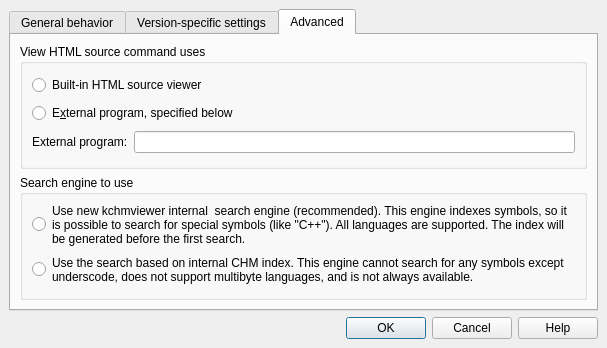
Qt form src/dialog_setup.ui (gyunaev/kchmviewer) before a commit.
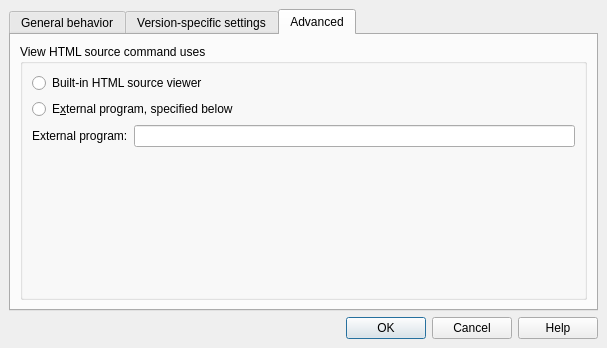
The same form after that commit. The open tabs and pages were chosen to show the change.

Commit message: Switching to use a new search library

The edit to the form file:
```diff
--- a/src/dialog_setup.ui
+++ b/src/dialog_setup.ui
@@ -10,9 +10,7 @@
    </rect>
   </property>
   <property name="sizePolicy" >
-   <sizepolicy>
-    <hsizetype>1</hsizetype>
-    <vsizetype>1</vsizetype>
+   <sizepolicy vsizetype="Minimum" hsizetype="Minimum" >
     <horstretch>0</horstretch>
     <verstretch>0</verstretch>
    </sizepolicy>
@@ -510,102 +508,18 @@
             </item>
            </layout>
           </item>
-         </layout>
-        </widget>
-       </item>
-       <item>
-        <widget class="QGroupBox" name="groupBox6" >
-         <property name="title" >
-          <string>Search engine to use</string>
-         </property>
-         <layout class="QVBoxLayout" >
-          <property name="margin" >
-           <number>9</number>
-          </property>
-          <property name="spacing" >
-           <number>6</number>
-          </property>
           <item>
-           <layout class="QHBoxLayout" >
-            <property name="margin" >
-             <number>0</number>
+           <spacer>
+            <property name="orientation" >
+             <enum>Qt::Vertical</enum>
             </property>
-            <property name="spacing" >
-             <number>6</number>
+            <property name="sizeHint" >
+             <size>
+              <width>20</width>
+              <height>40</height>
+             </size>
             </property>
-            <item>
-             <widget class="QRadioButton" name="m_useSearchEngineNew" >
-              <property name="text" >
-               <string/>
-              </property>
-             </widget>
-            </item>
-            <item>
-             <widget class="QLabel" name="m_labelUseSearchEngineNew" >
-              <property name="sizePolicy" >
-               <sizepolicy>
-                <hsizetype>5</hsizetype>
-                <vsizetype>5</vsizetype>
-                <horstretch>10</horstretch>
-                <verstretch>0</verstretch>
-               </sizepolicy>
-              </property>
-              <property name="text" >
-               <string>Use new kchmviewer internal  search engine (recommended). This engine indexes symbols, so it is possible to search for special symbols (like "C++"). All languages are supported. The index will be generated before the first search.</string>
-              </property>
-              <property name="alignment" >
-               <set>Qt::AlignVCenter</set>
-              </property>
-              <property name="wordWrap" >
-               <bool>true</bool>
-              </property>
-              <property name="buddy" >
-               <cstring>m_useSearchEngineNew</cstring>
-              </property>
-             </widget>
-            </item>
-           </layout>
-          </item>
-          <item>
-           <layout class="QHBoxLayout" >
-            <property name="margin" >
-             <number>0</number>
-            </property>
-            <property name="spacing" >
-             <number>6</number>
-            </property>
-            <item>
-             <widget class="QRadioButton" name="m_useSearchEngineInternal" >
-              <property name="text" >
-               <string/>
-              </property>
-             </widget>
-            </item>
-            <item>
-             <widget class="QLabel" name="m_labelUseSearchEngineInternal" >
-              <property name="sizePolicy" >
-               <sizepolicy>
-                <hsizetype>5</hsizetype>
-                <vsizetype>5</vsizetype>
-                <horstretch>10</horstretch>
-                <verstretch>0</verstretch>
-               </sizepolicy>
-              </property>
-              <property name="text" >
-               <string>Use the search based on internal CHM index. This engine cannot search for any symbols except underscode, does not support multibyte languages, and is not always available.</string>
-              </property>
-              <property name="alignment" >
-               <set>Qt::AlignVCenter</set>
-              </property>
-              <property name="wordWrap" >
-               <bool>true</bool>
-              </property>
-              <property name="buddy" >
-               <cstring>m_useSearchEngineInternal</cstring>
-              </property>
-             </widget>
-            </item>
-           </layout>
+           </spacer>
           </item>
          </layout>
         </widget>
```
Left out of the diff: 270 changed lines with no effect on the pictures. The commit also changes 14 other files.
